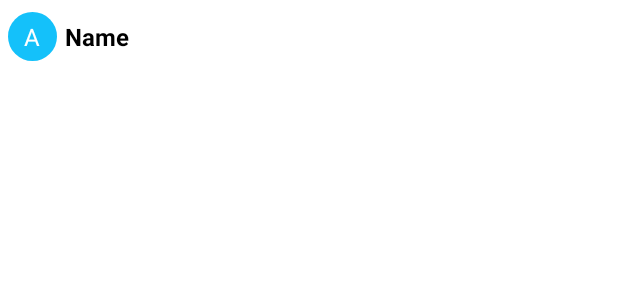
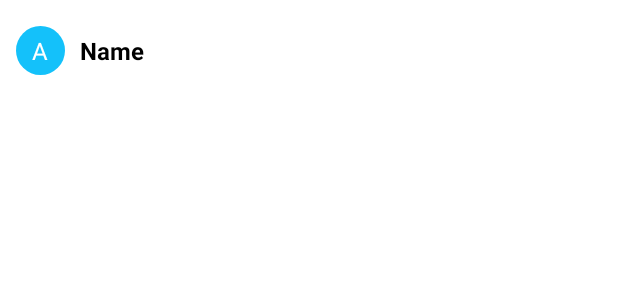
Before and after one commit to Ali-Rao-936/PaBall-Sports, an Android app: the layout adapter_answar.xml on its own in the app's theme, with its tools: preview values and no code run, on a phone screen of 412 x 824 dp. Shown: the top 300 px of the screen. Run offline under Robolectric (Android 15) with nearby library versions, the phone set to English and light mode, and no system bars.

```diff
--- a/app/src/main/res/layout/adapter_answar.xml
+++ b/app/src/main/res/layout/adapter_answar.xml
@@ -2,8 +2,8 @@
 <RelativeLayout xmlns:android="http://schemas.android.com/apk/res/android"
     android:layout_width="wrap_content"
     android:layout_height="wrap_content"
-    android:layout_marginTop="@dimen/_2sdp"
-    android:layout_marginBottom="@dimen/_2sdp"
+    android:layout_marginTop="@dimen/_5sdp"
+    android:layout_marginBottom="@dimen/_5sdp"
     >
 
     <RelativeLayout
@@ -16,20 +16,13 @@
 <!--        android:background="?android:attr/selectableItemBackground"-->
 
 
-        <LinearLayout
-            android:layout_width="match_parent"
-            android:layout_height="wrap_content"
-            android:orientation="horizontal">
-
-
-
         <RelativeLayout
             android:layout_width="match_parent"
             android:layout_height="wrap_content"
             android:id="@+id/answer_cont_rl"
-                android:padding="@dimen/_4sdp"
+            android:padding="@dimen/_8sdp"
             android:background="@drawable/search_bg"
-                android:backgroundTint="@color/white">
+            >
 
             <LinearLayout
                 android:layout_width="wrap_content"
@@ -60,7 +53,7 @@
                     android:id="@+id/answer_tv"
                     android:layout_width="wrap_content"
                     android:layout_height="wrap_content"
-                        android:layout_marginStart="5dp"
+                    android:layout_marginStart="10dp"
                     android:layout_marginTop="5dp"
                     android:layout_marginEnd="5dp"
                     android:layout_marginBottom="5dp"
@@ -90,8 +83,6 @@
         </RelativeLayout>
 
 
-        </LinearLayout>
-
 
     </RelativeLayout>
 
--- a/app/src/main/res/values/strings.xml
+++ b/app/src/main/res/values/strings.xml
@@ -37,7 +37,8 @@
     <string name="onboarding_header_3">Get Ready, be a Superstar!</string>
     <string name="onboarding_body_3">Gather all the poins as much as you can, be a superstar in your class with Quizzy!</string>
     <string name="app_pref_name">pa_ball_sports</string>
-    <string name="a"><A></A></string>
+
+    <string name="a">A</string>
     <string name="b">B</string>
     <string name="c">C</string>
     <string name="d">D</string>
```
Also changed, not shown: app/src/main/java/com/ex/score/nine/domain/models/AnswersModelT.kt (added, +9 -0 lines), app/src/main/java/com/ex/score/nine/presentation/adapters/AdapterAnswar.java (+47 -11 lines), app/src/main/java/com/ex/score/nine/presentation/fragments/quiz_fragments/FragmentQuestion.kt (+21 -4 lines), app/src/main/java/com/ex/score/nine/presentation/sharedPreferences/Functions.java (+15 -0 lines), app/src/main/res/layout/fragment_question.xml (+15 -0 lines). Lines whose indentation alone changed are shown as unchanged.
